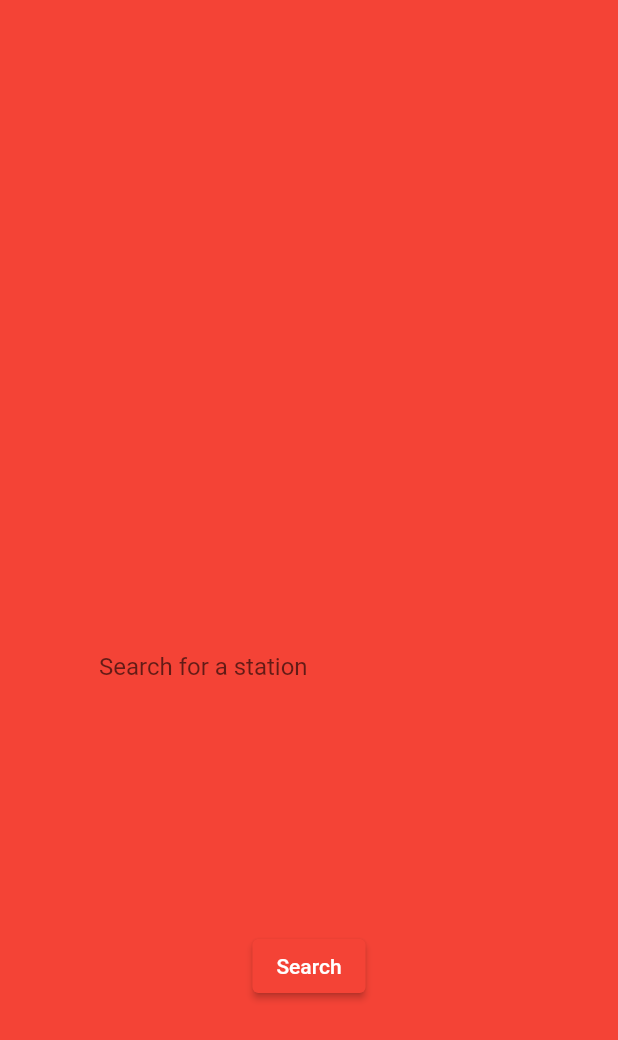
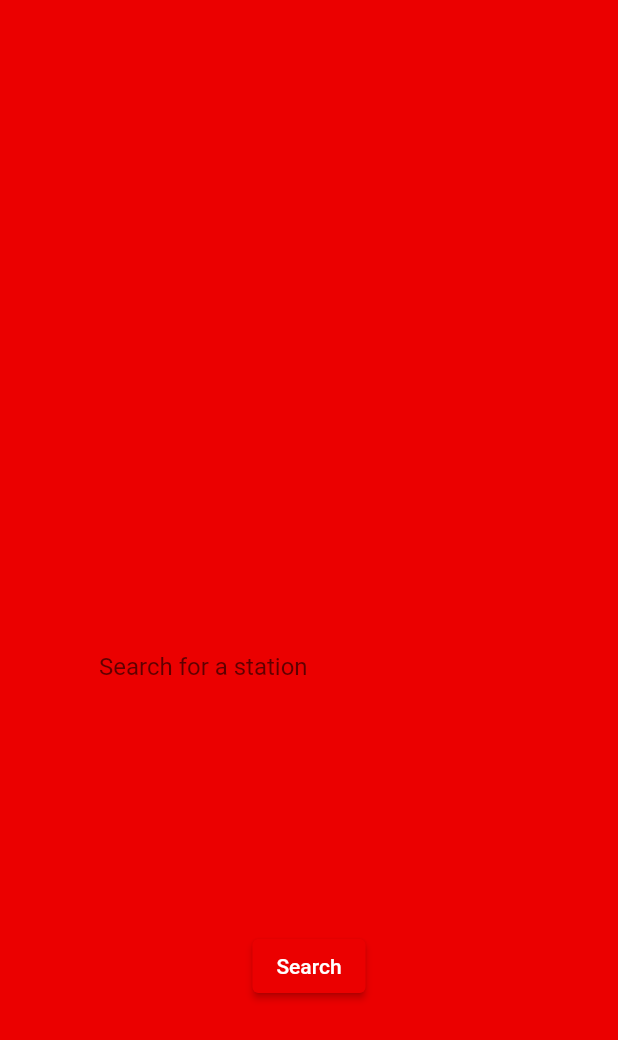
Before and after one commit to AlexaHas/YMCA, a Flutter app: the screen it shows after launch, on a phone screen of 412 x 824 dp. Shown: the top 1040 px of the screen. Run offline on Flutter 3.47's test engine with Material 2 defaults, Android fonts, the phone set to English and light mode, and no system bars; missing offline and left inert: shape_of_view.

Commit message:
App Done v2

```diff
--- a/front-end/hack_app/lib/main.dart
+++ b/front-end/hack_app/lib/main.dart
@@ -55,7 +55,7 @@ class _MyHomePageState extends State<MyHomePage> {
 
   String output = "test";
 
-  //bool gotIT = false;
+  Color theme = Color.fromARGB(255, 235, 0, 0);
 
   String url = 'localhost:5000  ';
   //String url_2 = "https://jsonplaceholder.typicode.com/posts";
@@ -249,7 +249,7 @@ class _MyHomePageState extends State<MyHomePage> {
                 angle: DiagonalAngle.deg(angle: 10)),
             child: Container(
               decoration: BoxDecoration(
-                color: Colors.red,
+                color: theme,
                 shape: BoxShape.rectangle,
               ),
             ),
@@ -287,13 +287,13 @@ class _MyHomePageState extends State<MyHomePage> {
                             focusedBorder: OutlineInputBorder(
                               borderRadius: BorderRadius.circular(25.0),
                               borderSide: BorderSide(
-                                color: Colors.redAccent,
+                                color: theme,
                               ),
                             ),
                             enabledBorder: OutlineInputBorder(
                               borderRadius: BorderRadius.circular(25.0),
                               borderSide: BorderSide(
-                                color: Colors.red,
+                                color: theme,
                                 width: 2.0,
                               ),
                             ),
@@ -310,7 +310,7 @@ class _MyHomePageState extends State<MyHomePage> {
                       // Submit station input
                       ElevatedButton(
                           style: ElevatedButton.styleFrom(
-                            primary: Colors.red, // background
+                            primary: theme,
                             onPrimary: Colors.white, // foreground
                           ),
                           onPressed: () {
@@ -340,7 +340,7 @@ class _MyHomePageState extends State<MyHomePage> {
                       ),
                       ElevatedButton(
                         style: ElevatedButton.styleFrom(
-                          primary: Colors.red, // background
+                          primary: theme, // background
                           onPrimary: Colors.white, // foreground
                         ),
                         onPressed: () {
@@ -378,7 +378,7 @@ class _MyHomePageState extends State<MyHomePage> {
                       ),
                       ElevatedButton(
                         style: ElevatedButton.styleFrom(
-                          primary: Colors.red, // background
+                          primary: theme, // background
                           onPrimary: Colors.white, // foreground
                         ),
                         onPressed: () {
@@ -414,7 +414,7 @@ class _MyHomePageState extends State<MyHomePage> {
                       ),
                       ElevatedButton(
                         style: ElevatedButton.styleFrom(
-                          primary: Colors.red, // background
+                          primary: theme, // background
                           onPrimary: Colors.white, // foreground
                         ),
                         onPressed: () {
```
